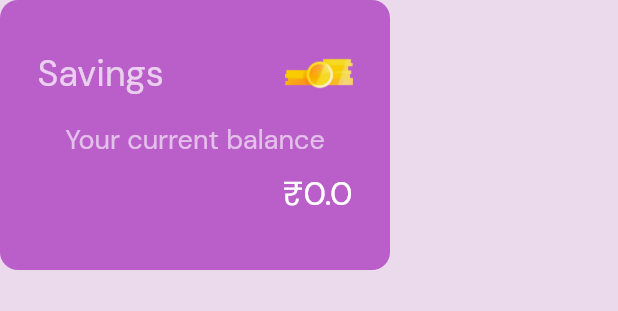
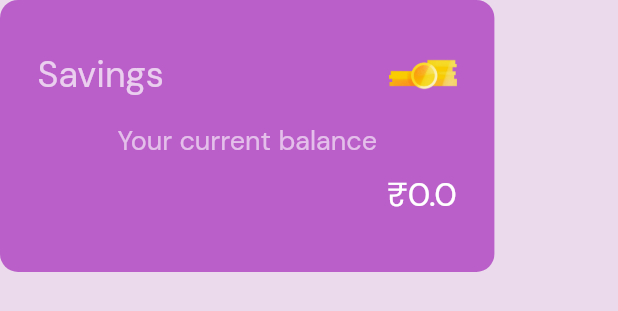
Before and after one commit to AkhilGK/MoneyMap, a Flutter app: the FirstFlipCard widget shown alone on an empty page, opened directly, on a phone screen of 412 x 824 dp. Shown: the top 311 px of the screen. Run offline on Flutter 3.47's test engine with Material 2 defaults, Android fonts, the phone set to English and light mode, and no system bars; drawn by our look-alikes of flip_card; our stand-ins replace animated_splash_screen, google_fonts, hive_flutter, share_plus, syncfusion_flutter_charts; missing offline and left inert: custom_date_range_picker, empty_widget; accounts and stored records are empty.

```diff
--- a/lib/homescreen/screens/add transactions/add_transaction.dart
+++ b/lib/homescreen/screens/add transactions/add_transaction.dart
@@ -36,7 +36,7 @@ class AddTransaction extends StatelessWidget {
                       child: Container(
                         decoration: BoxDecoration(
                             borderRadius: BorderRadius.circular(50),
-                            color: const Color.fromARGB(255, 228, 216, 225)),
+                            color: const Color.fromARGB(255, 201, 194, 199)),
                         height: 50,
                         child: TabBar(
                           indicatorPadding: const EdgeInsets.all(6),
--- a/lib/homescreen/screens/add transactions/db_transactions/transactions_functions.dart
+++ b/lib/homescreen/screens/add transactions/db_transactions/transactions_functions.dart
@@ -1,3 +1,5 @@
+// ignore_for_file: invalid_use_of_protected_member, invalid_use_of_visible_for_testing_member
+
 import 'package:flutter/cupertino.dart';
 import 'package:hive_flutter/adapters.dart';
 import 'package:moneymap/homescreen/screens/add%20transactions/db_transactions/transaction_model.dart';
--- a/lib/homescreen/screens/add_categories/categories_list.dart
+++ b/lib/homescreen/screens/add_categories/categories_list.dart
@@ -16,7 +16,7 @@ class CategoriesList extends StatefulWidget {
 }
 
 class _CategoriesListState extends State<CategoriesList> {
-  TextEditingController _CategoryController = TextEditingController();
+  final TextEditingController _categoryController = TextEditingController();
 
   // @override
   @override
@@ -87,7 +87,7 @@ class _CategoriesListState extends State<CategoriesList> {
           return AlertDialog(
             title: const Text('Enter the Category'),
             content: TextField(
-              controller: _CategoryController,
+              controller: _categoryController,
               decoration:
                   const InputDecoration(hintText: "Type category name:"),
             ),
@@ -97,7 +97,7 @@ class _CategoriesListState extends State<CategoriesList> {
                 onPressed: () {
                   final incomeCategory = CategoryModel(
                       id: DateTime.now().toString(),
-                      catName: _CategoryController.text,
+                      catName: _categoryController.text,
                       type: widget.type);
                   insertCategory(incomeCategory);
                   refreshUI();
--- a/lib/homescreen/screens/add_categories/db_categories/categories_db_functions.dart
+++ b/lib/homescreen/screens/add_categories/db_categories/categories_db_functions.dart
@@ -1,3 +1,5 @@
+// ignore_for_file: invalid_use_of_protected_member, invalid_use_of_visible_for_testing_member
+
 import 'package:flutter/material.dart';
 import 'package:hive_flutter/hive_flutter.dart';
 import 'package:moneymap/homescreen/screens/add_categories/db_categories/categories_db_model.dart';
--- a/lib/homescreen/screens/edit_and_delete_Screen/edit_delete.dart
+++ b/lib/homescreen/screens/edit_and_delete_Screen/edit_delete.dart
@@ -1,3 +1,5 @@
+// ignore_for_file: must_be_immutable
+
 import 'package:flutter/material.dart';
 import 'package:intl/intl.dart';
 import 'package:moneymap/homescreen/screens/add%20transactions/db_transactions/transaction_model.dart';
--- a/lib/homescreen/screens/search/search_functions.dart
+++ b/lib/homescreen/screens/search/search_functions.dart
@@ -1,3 +1,5 @@
+// ignore_for_file: invalid_use_of_protected_member, invalid_use_of_visible_for_testing_member
+
 import 'package:flutter/cupertino.dart';
 import 'package:moneymap/homescreen/screens/add%20transactions/db_transactions/transaction_model.dart';
 import '../add transactions/db_transactions/transactions_functions.dart';
--- a/lib/homescreen/screens/settings/accountinfo.dart
+++ b/lib/homescreen/screens/settings/accountinfo.dart
@@ -7,7 +7,7 @@ import '../bottom_nav/home_screen.dart';
 
 class AccountInfo extends StatelessWidget {
   AccountInfo({super.key});
-  TextEditingController _userNameInSetting = TextEditingController();
+  final TextEditingController _userNameInSetting = TextEditingController();
   @override
   Widget build(BuildContext context) {
     return Scaffold(
@@ -25,7 +25,7 @@ class AccountInfo extends StatelessWidget {
                   Row(
                     children: [
                       const Icon(Icons.edit),
-                      SizedBox(
+                      const SizedBox(
                         width: 20,
                       ),
                       G().textOfMap(
--- a/lib/homescreen/screens/statistics_screen.dart
+++ b/lib/homescreen/screens/statistics_screen.dart
@@ -1,4 +1,3 @@
-import 'package:flutter/cupertino.dart';
 import 'package:flutter/material.dart';
 import 'package:moneymap/homescreen/screens/statistics_screens/all_stat.dart';
 import 'package:moneymap/homescreen/screens/statistics_screens/expense_stat.dart';
--- a/lib/homescreen/screens/statistics_screens/all_stat.dart
+++ b/lib/homescreen/screens/statistics_screens/all_stat.dart
@@ -1,3 +1,5 @@
+// ignore_for_file: must_be_immutable
+
 import 'package:flutter/material.dart';
 import 'package:moneymap/homescreen/screens/widgets/empty_message.dart';
 import 'package:syncfusion_flutter_charts/charts.dart';
--- a/lib/homescreen/screens/statistics_screens/income_stat.dart
+++ b/lib/homescreen/screens/statistics_screens/income_stat.dart
@@ -1,6 +1,4 @@
 import 'package:flutter/material.dart';
-import 'package:flutter/src/widgets/container.dart';
-import 'package:flutter/src/widgets/framework.dart';
 import 'package:moneymap/homescreen/screens/add%20transactions/db_transactions/transactions_functions.dart';
 import 'package:collection/collection.dart';
 import 'package:moneymap/homescreen/screens/widgets/empty_message.dart';
--- a/lib/homescreen/screens/widgets/empty_message.dart
+++ b/lib/homescreen/screens/widgets/empty_message.dart
@@ -1,7 +1,5 @@
 import 'package:empty_widget/empty_widget.dart';
 import 'package:flutter/cupertino.dart';
-import 'package:flutter/src/widgets/container.dart';
-import 'package:flutter/src/widgets/framework.dart';
 
 class EmptyMesssage extends StatelessWidget {
   const EmptyMesssage({super.key});
--- a/lib/homescreen/screens/widgets/flipcard.dart
+++ b/lib/homescreen/screens/widgets/flipcard.dart
@@ -1,4 +1,6 @@
 // import 'package:flip_card/flip_card.dart';
+// ignore_for_file: must_be_immutable
+
 import 'package:flip_card/flip_card.dart';
 import 'package:flutter/material.dart';
 import 'package:moneymap/homescreen/screens/add%20transactions/db_transactions/transactions_functions.dart';
@@ -33,8 +35,8 @@ class FirstFlipCard extends StatelessWidget {
           direction: FlipDirection.VERTICAL, // default
           side: CardSide.FRONT, // The side to initially display.
           front: Container(
-            width: 260,
-            height: 180,
+            width: MediaQuery.of(context).size.width * 0.8,
+            height: MediaQuery.of(context).size.height * 0.22,
             decoration: BoxDecoration(
               borderRadius: BorderRadius.circular(12),
               color: const Color.fromRGBO(186, 95, 202, 1),
--- a/lib/splash_to_login/onboarding/onboarding_screen.dart
+++ b/lib/splash_to_login/onboarding/onboarding_screen.dart
@@ -46,7 +46,7 @@ class _OnboardingScreenState extends State<OnboardingScreen> {
 
     return Scaffold(
       appBar: AppBar(
-        backgroundColor: Colors.white24,
+        backgroundColor: const Color.fromARGB(255, 234, 218, 235),
         title: Padding(
           padding: const EdgeInsets.all(2.0),
 
@@ -67,7 +67,7 @@ class _OnboardingScreenState extends State<OnboardingScreen> {
               );
             },
             child: textOB(
-              caption: 'Skip',
+              caption: 'Skip>',
               captiponSize: 18,
             ),
           ),
--- a/lib/splash_to_login/splash/splash_screen.dart
+++ b/lib/splash_to_login/splash/splash_screen.dart
@@ -1,7 +1,6 @@
 import 'package:animated_splash_screen/animated_splash_screen.dart';
 import 'package:flutter/material.dart';
 import 'package:hive_flutter/hive_flutter.dart';
-
 import '../../homescreen/screens/bottom_nav/home_screen.dart';
 import '../onboarding/onboarding_screen.dart';
 
--- a/lib/splash_to_login/userl_login/user_login.dart
+++ b/lib/splash_to_login/userl_login/user_login.dart
@@ -1,3 +1,5 @@
+// ignore_for_file: must_be_immutable
+
 import 'package:flutter/material.dart';
 import 'package:google_fonts/google_fonts.dart';
 import 'package:hive_flutter/hive_flutter.dart';
```
Also changed, not shown: lib/homescreen/screens/search/search_base.dart (+11 -2 lines), pubspec.yaml (+7 -0 lines), Assets/images/logo_mm.jpg (added), Assets/images/logo_wo_bg.png (added), pubspec.lock, 5 other files.
